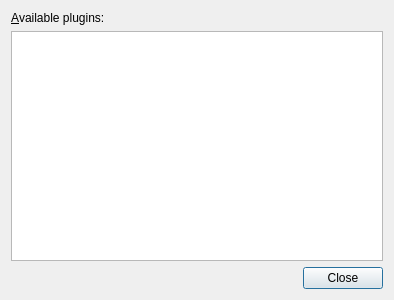
Before: the Qt Designer form fluggo/editor/ui/plugineditor.ui in fluggo/Canvas, drawn with Qt 5.
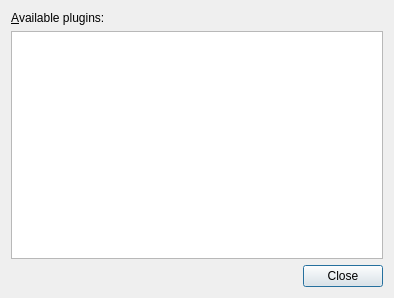
After: the same form once the commit is applied.

```diff
--- a/fluggo/editor/ui/plugineditor.ui
+++ b/fluggo/editor/ui/plugineditor.ui
@@ -7,7 +7,7 @@
     <x>0</x>
     <y>0</y>
     <width>394</width>
-    <height>300</height>
+    <height>298</height>
    </rect>
   </property>
   <property name="windowTitle">
```
